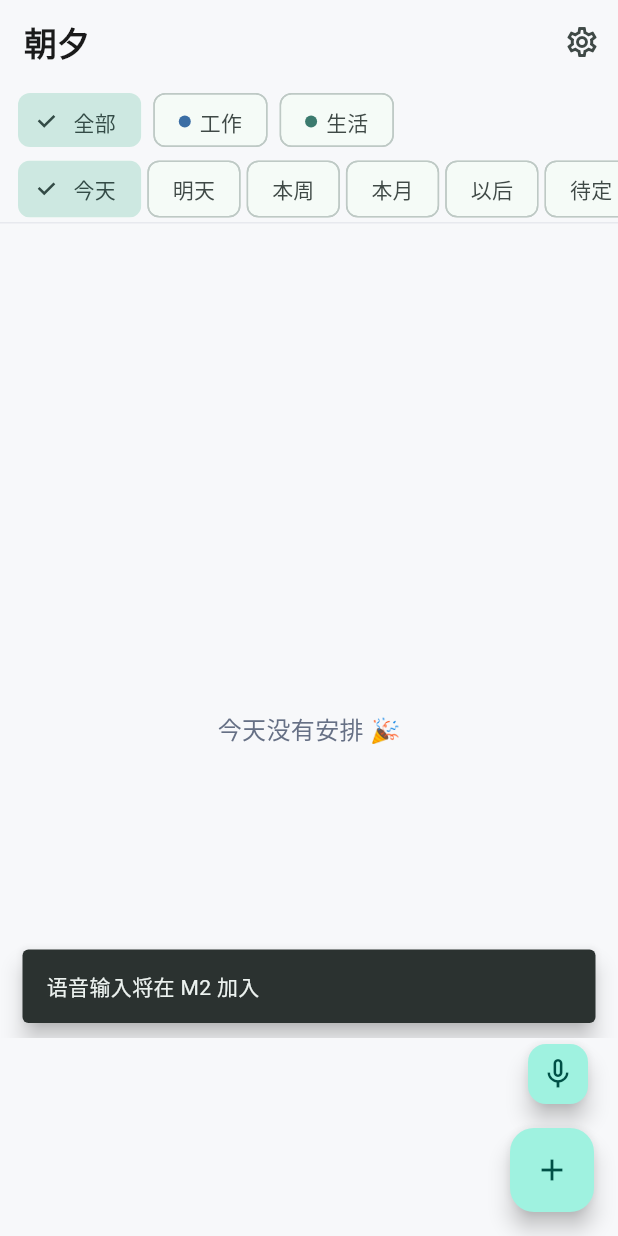
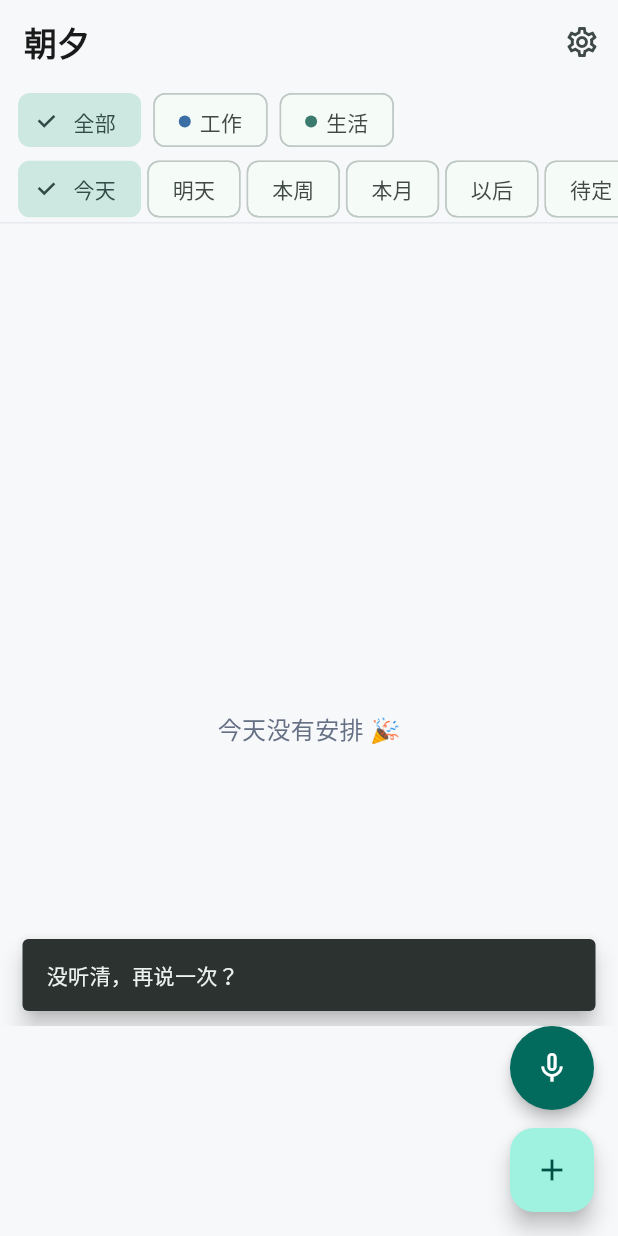
Before and after one commit to Helioswei/zhaoxi, a Flutter app: the screen it shows after launch, after a tap on the "mic none" icon, on a phone screen of 412 x 824 dp. Run offline on Flutter 3.47's test engine with Material 3 defaults, Android fonts, the phone set to English and light mode, and no system bars; our stand-ins replace drift, flutter_local_notifications, flutter_riverpod, flutter_timezone, permission_handler, speech_to_text and 1 more; accounts and stored records are empty; generated files the repository leaves out were written again.

Commit message:
feat(m2): 语音输入（系统听写）
- SpeechService：ChangeNotifier 状态机，只做说话→文字，不做时间解析
- 首页快捷麦克风：手机按住说话松手建任务、桌面点击开关（US-026）
- 编辑页麦克风：识别结果实时回填标题
- 失败降级中文文案：无权限/无引擎/无网/识别为空
- domain/speech_text.dart 文本合并（可单测）
- Android：RECORD_AUDIO + RecognitionService 包可见性
- macOS：Info.plist 用途说明 + audio-input/network.client/文件授权 entitlements
- 单测 speech_text_test 4 例；全量 22 例通过

```diff
--- a/app/lib/data/repo/task_repository.dart
+++ b/app/lib/data/repo/task_repository.dart
@@ -31,7 +31,7 @@ class TaskRepository {
     return id;
   }
 
-  Future<void> createTask({
+  Future<String> createTask({
     required String title,
     required String listId,
     String? note,
@@ -58,6 +58,7 @@ class TaskRepository {
       ),
     );
     await _syncReminder(await _db.taskDao.findById(id));
+    return id;
   }
 
   Future<void> updateTask({
--- /dev/null
+++ b/app/lib/features/quick_voice/quick_voice_button.dart
@@ -0,0 +1,157 @@
+import 'package:flutter/material.dart';
+import 'package:flutter_riverpod/flutter_riverpod.dart';
+
+import '../../providers/app_providers.dart';
+import '../../services/speech_service.dart';
+import '../../ui/snack.dart';
+import '../../ui/theme/app_theme.dart';
+
+/// 首页"说一句就记下"。
+///
+/// - 手机：**按住说话，松手建任务**（US-026）；
+/// - 桌面：鼠标按住别扭，改为**点击开始 / 点击结束**（03 §6.4）。
+class QuickVoiceButton extends ConsumerStatefulWidget {
+  const QuickVoiceButton({super.key});
+
+  @override
+  ConsumerState<QuickVoiceButton> createState() => _QuickVoiceButtonState();
+}
+
+class _QuickVoiceButtonState extends ConsumerState<QuickVoiceButton> {
+  bool _dialogOpen = false;
+
+  @override
+  Widget build(BuildContext context) {
+    final listening = SpeechService.instance.isListening;
+    final desktop = SpeechService.isDesktop;
+
+    final button = Material(
+      color: listening ? AppColors.danger : Theme.of(context).colorScheme.primary,
+      shape: const CircleBorder(),
+      elevation: 4,
+      child: InkWell(
+        customBorder: const CircleBorder(),
+        onTap: desktop ? _toggle : null,
+        onTapDown: desktop ? null : (_) => _start(),
+        onTapUp: desktop ? null : (_) => _finish(),
+        onTapCancel: desktop ? null : _finish,
+        child: SizedBox(
+          width: 56,
+          height: 56,
+          child: Icon(
+            listening ? Icons.mic : Icons.mic_none,
+            color: Colors.white,
+          ),
+        ),
+      ),
+    );
+
+    return Semantics(
+      button: true,
+      label: desktop ? '点击说话' : '按住说话',
+      child: button,
+    );
+  }
+
+  Future<void> _toggle() async {
+    if (SpeechService.instance.isListening) {
+      await _finish();
+    } else {
+      await _start();
+    }
+  }
+
+  Future<void> _start() async {
+    if (_dialogOpen) return;
+    final error = await SpeechService.instance.start();
+    if (error != null) {
+      if (mounted) showInfoSnack(context, error);
+      return;
+    }
+    _showOverlay();
+  }
+
+  void _showOverlay() {
+    if (_dialogOpen || !mounted) return;
+    _dialogOpen = true;
+    showDialog<void>(
+      context: context,
+      barrierDismissible: false,
+      barrierColor: Colors.black26,
+      builder: (_) => const _ListeningDialog(),
+    ).whenComplete(() => _dialogOpen = false);
+  }
+
+  Future<void> _finish() async {
+    final words = await SpeechService.instance.stop();
+    if (_dialogOpen && mounted) {
+      Navigator.of(context, rootNavigator: true).pop();
+      _dialogOpen = false;
+    }
+    if (words.isEmpty) {
+      if (mounted) showInfoSnack(context, '没听清，再说一次？');
+      return;
+    }
+    await _create(words);
+  }
+
+  Future<void> _create(String title) async {
+    final listId = await ref
+        .read(listRepositoryProvider)
+        .resolveDefaultListId(currentFilter: ref.read(selectedListIdProvider));
+    final repo = ref.read(taskRepositoryProvider);
+    final id = await repo.createTask(title: title, listId: listId);
+    if (!mounted) return;
+    showUndoSnack(context, '已添加：$title', () => repo.softDelete(id));
+  }
+}
+
+class _ListeningDialog extends StatelessWidget {
+  const _ListeningDialog();
+
+  @override
+  Widget build(BuildContext context) {
+    return Dialog(
+      shape: RoundedRectangleBorder(borderRadius: BorderRadius.circular(16)),
+      child: Padding(
+        padding: const EdgeInsets.all(24),
+        child: AnimatedBuilder(
+          animation: SpeechService.instance,
+          builder: (context, _) {
+            final svc = SpeechService.instance;
+            final words = svc.words;
+            return Column(
+              mainAxisSize: MainAxisSize.min,
+              children: [
+                Icon(
+                  svc.isListening ? Icons.mic : Icons.mic_off,
+                  size: 36,
+                  color: svc.isListening ? AppColors.danger : AppColors.textSecondary,
+                ),
+                const SizedBox(height: 12),
+                Text(
+                  words.isEmpty ? '正在听…' : words,
+                  textAlign: TextAlign.center,
+                  style: TextStyle(
+                    fontSize: 18,
+                    color: words.isEmpty
+                        ? AppColors.textSecondary
+                        : AppColors.textPrimary,
+                  ),
+                ),
+                const SizedBox(height: 8),
+                Text(
+                  SpeechService.isDesktop ? '说完点一下麦克风' : '松手就会记下',
+                  style: const TextStyle(
+                    fontSize: 12,
+                    color: AppColors.textSecondary,
+                  ),
+                ),
+              ],
+            );
+          },
+        ),
+      ),
+    );
+  }
+}
--- a/app/lib/features/task_list/task_list_page.dart
+++ b/app/lib/features/task_list/task_list_page.dart
@@ -6,6 +6,7 @@ import '../../domain/day_boundary.dart';
 import '../../domain/view_kind.dart';
 import '../../providers/app_providers.dart';
 import '../../ui/theme/app_theme.dart';
+import '../quick_voice/quick_voice_button.dart';
 import '../task_edit/task_edit_sheet.dart';
 import 'task_tile.dart';
 
@@ -47,12 +48,7 @@ class TaskListPage extends ConsumerWidget {
         mainAxisSize: MainAxisSize.min,
         crossAxisAlignment: CrossAxisAlignment.end,
         children: [
-          FloatingActionButton.small(
-            heroTag: 'mic',
-            tooltip: '语音输入（M2 接入）',
-            onPressed: () => _showMicPlaceholder(context),
-            child: const Icon(Icons.mic_none),
-          ),
+          const QuickVoiceButton(),
           const SizedBox(height: 12),
           FloatingActionButton(
             heroTag: 'add',
@@ -62,12 +58,6 @@ class TaskListPage extends ConsumerWidget {
           ),
         ],
       ),
-    );
-  }
-
-  void _showMicPlaceholder(BuildContext context) {
-    ScaffoldMessenger.of(context).showSnackBar(
-      const SnackBar(content: Text('语音输入将在 M2 加入')),
     );
   }
 }
--- /dev/null
+++ b/app/lib/services/speech_service.dart
@@ -0,0 +1,140 @@
+import 'dart:io';
+
+import 'package:flutter/foundation.dart';
+import 'package:permission_handler/permission_handler.dart';
+import 'package:speech_to_text/speech_recognition_error.dart';
+import 'package:speech_to_text/speech_recognition_result.dart';
+import 'package:speech_to_text/speech_to_text.dart';
+
+enum SpeechState { idle, listening, error }
+
+/// 语音输入。只负责"说话 → 文字"，不做任何时间解析（那是 US-023 / P2）。
+///
+/// 失败一律降级为可读的中文提示，绝不静默失败（见 02 §2.4）。
+class SpeechService extends ChangeNotifier {
+  SpeechService._();
+
+  static final SpeechService instance = SpeechService._();
+
+  final SpeechToText _speech = SpeechToText();
+
+  SpeechState _state = SpeechState.idle;
+  String _words = '';
+  String? _errorMessage;
+  bool _initialized = false;
+
+  SpeechState get state => _state;
+  String get words => _words;
+  String? get errorMessage => _errorMessage;
+  bool get isListening => _state == SpeechState.listening;
+
+  /// 开始识别。返回错误文案（null = 成功开始）。
+  Future<String?> start() async {
+    _errorMessage = null;
+
+    final mic = await Permission.microphone.request();
+    if (!mic.isGranted) {
+      return _fail('没有麦克风权限，去设置里开启');
+    }
+
+    if (!await _ensureInitialized()) {
+      return _fail('这台设备暂时用不了语音识别，请手动输入');
+    }
+
+    _words = '';
+    _state = SpeechState.listening;
+    notifyListeners();
+
+    await _speech.listen(
+      onResult: (SpeechRecognitionResult result) {
+        _words = result.recognizedWords;
+        notifyListeners();
+      },
+      listenOptions: SpeechListenOptions(
+        partialResults: true,
+        listenMode: ListenMode.dictation,
+        localeId: 'zh_CN',
+        cancelOnError: true,
+        listenFor: const Duration(seconds: 30),
+        pauseFor: const Duration(seconds: 5),
+      ),
+    );
+    return null;
+  }
+
+  /// 结束识别，返回识别到的文本（已 trim）。
+  Future<String> stop() async {
+    try {
+      await _speech.stop();
+    } catch (_) {
+      // 未开始/已结束时忽略
+    }
+    if (_state != SpeechState.error) _state = SpeechState.idle;
+    notifyListeners();
+    return _words.trim();
+  }
+
+  Future<void> cancel() async {
+    try {
+      await _speech.cancel();
+    } catch (_) {
+      // ignore
+    }
+    _words = '';
+    if (_state != SpeechState.error) _state = SpeechState.idle;
+    notifyListeners();
+  }
+
+  void clearError() {
+    _errorMessage = null;
+    if (_state == SpeechState.error) _state = SpeechState.idle;
+    notifyListeners();
+  }
+
+  Future<bool> _ensureInitialized() async {
+    if (_initialized) return true;
+    final ok = await _speech.initialize(
+      onError: (SpeechRecognitionError error) {
+        _fail(_messageFor(error.errorMsg));
+      },
+      onStatus: (status) {
+        if ((status == 'done' || status == 'notListening') &&
+            _state == SpeechState.listening) {
+          _state = SpeechState.idle;
+          notifyListeners();
+        }
+      },
+    );
+    _initialized = ok;
+    return ok;
+  }
+
+  String? _fail(String message) {
+    _errorMessage = message;
+    _state = SpeechState.error;
+    notifyListeners();
+    return message;
+  }
+
+  String _messageFor(String code) {
+    switch (code) {
+      case 'permissionDenied':
+      case 'permission_permanently_denied':
+        return '没有麦克风权限，去设置里开启';
+      case 'no_match':
+      case 'speech_timeout':
+        return '没听清，再说一次？';
+      case 'network':
+      case 'network_timeout':
+        return '语音识别需要联网，检查一下网络';
+      case 'recognizer_busy':
+        return '识别服务忙，稍后再试';
+      default:
+        return '语音识别出错了，请手动输入';
+    }
+  }
+
+  /// 桌面端：鼠标"按住说话"别扭，改为点击开始/点击结束。
+  static bool get isDesktop =>
+      !(Platform.isAndroid || Platform.isIOS);
+}
--- a/app/pubspec.yaml
+++ b/app/pubspec.yaml
@@ -46,6 +46,7 @@ dependencies:
   timezone: ^0.11.1
   flutter_timezone: ^5.1.1
   permission_handler: ^13.0.2
+  speech_to_text: ^7.5.0
 
 dev_dependencies:
   flutter_test:
```
Also changed, not shown: app/lib/domain/speech_text.dart (added, +12 -0 lines), app/lib/features/task_edit/task_edit_sheet.dart (+46 -5 lines), app/pubspec.lock, 7 other files.
